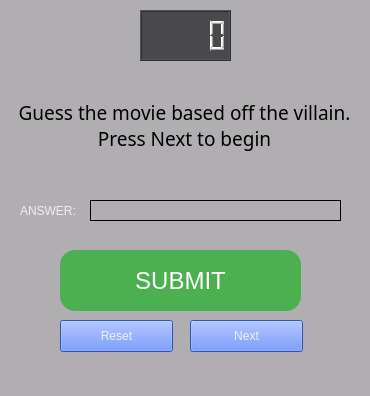
Ramoncarden/guess_that_movie, file code/main.ui: the form before one commit.
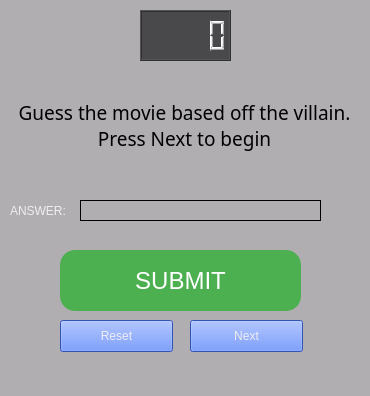
The form after the commit.

The edit to the form file:
```diff
--- a/code/main.ui
+++ b/code/main.ui
@@ -126,9 +126,9 @@
    <widget class="QLineEdit" name="answerBox">
     <property name="geometry">
      <rect>
-      <x>90</x>
+      <x>80</x>
       <y>200</y>
-      <width>251</width>
+      <width>241</width>
       <height>21</height>
      </rect>
     </property>
@@ -140,7 +140,7 @@
    <widget class="QLabel" name="label">
     <property name="geometry">
      <rect>
-      <x>20</x>
+      <x>10</x>
       <y>200</y>
       <width>60</width>
       <height>21</height>
```
